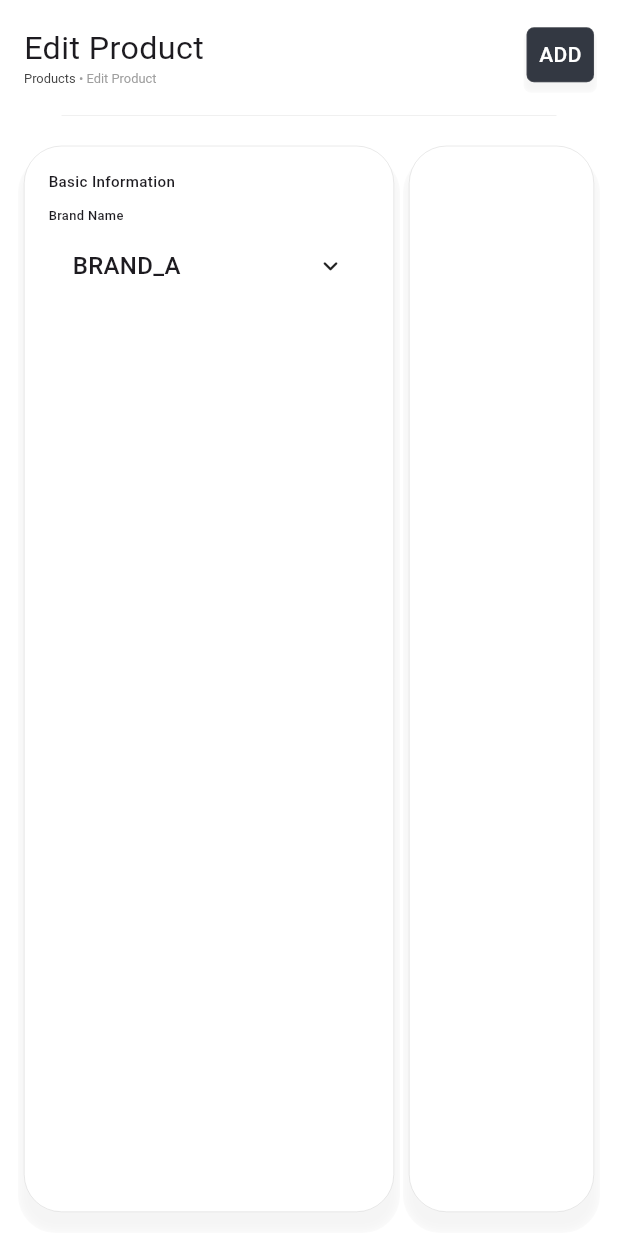
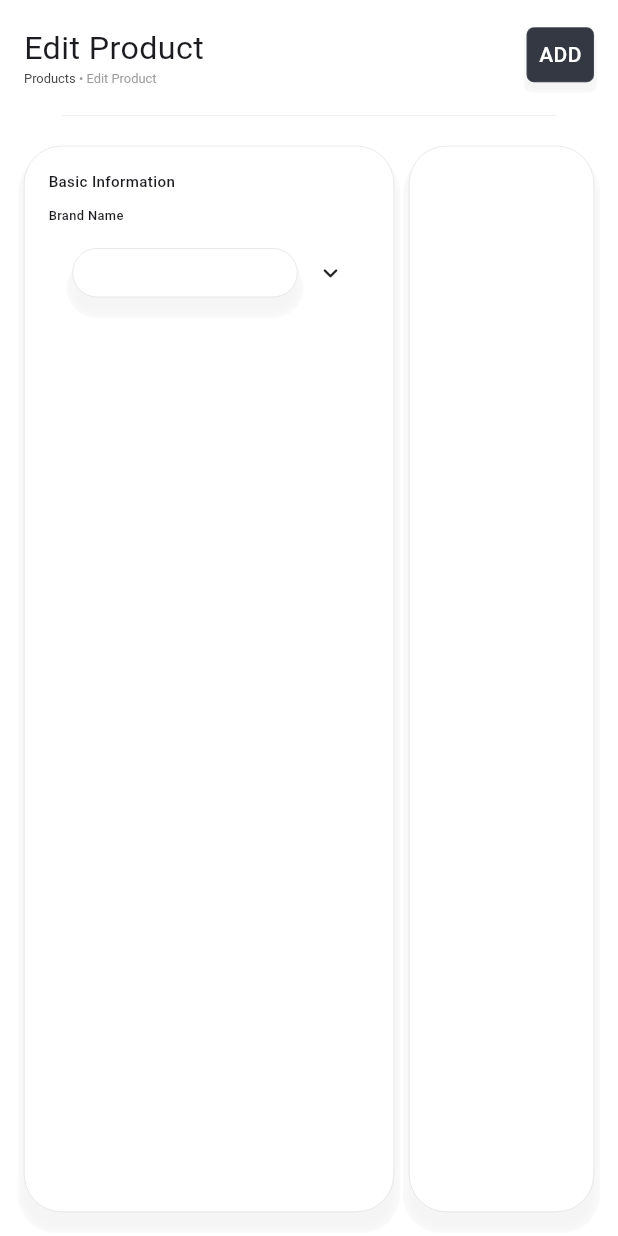
Before and after one commit to hafedh049/stock, a Flutter app: the screen it shows after launch, on a phone screen of 412 x 824 dp. Run offline on Flutter 3.47's test engine with Material 3 defaults, Android fonts, the phone set to English and light mode, and no system bars; our stand-ins replace font_awesome_flutter, responsive_sizer; missing offline and left inert: animated_button, flutter_expandable_table, textfield_tags.

Commit message:
Update product_editing.dart

```diff
--- a/lib/products/product_editing.dart
+++ b/lib/products/product_editing.dart
@@ -84,7 +84,17 @@ class _EditProductState extends State<EditProduct> {
                           const SizedBox(height: 10),
                           Text("Brand Name", style: TextStyle(fontSize: 12.sp, fontWeight: FontWeight.w500)),
                           CustomDropdown<String>(
-                            hintText: 'Select job role',
+                            headerBuilder: (BuildContext context, String text) {
+                              return Container(
+                                padding: const EdgeInsets.all(16),
+                                decoration: BoxDecoration(
+                                  borderRadius: BorderRadius.circular(25),
+                                  color: white,
+                                  border: Border.all(color: grey.withOpacity(.5), width: .3),
+                                  boxShadow: <BoxShadow>[BoxShadow(color: grey.withOpacity(.1), blurStyle: BlurStyle.inner, spreadRadius: 4, blurRadius: 5, offset: const Offset(0, 10))],
+                                ),
+                              );
+                            },
                             items: _brands,
                             initialItem: _brands[0],
                             onChanged: (String value) {},
```
